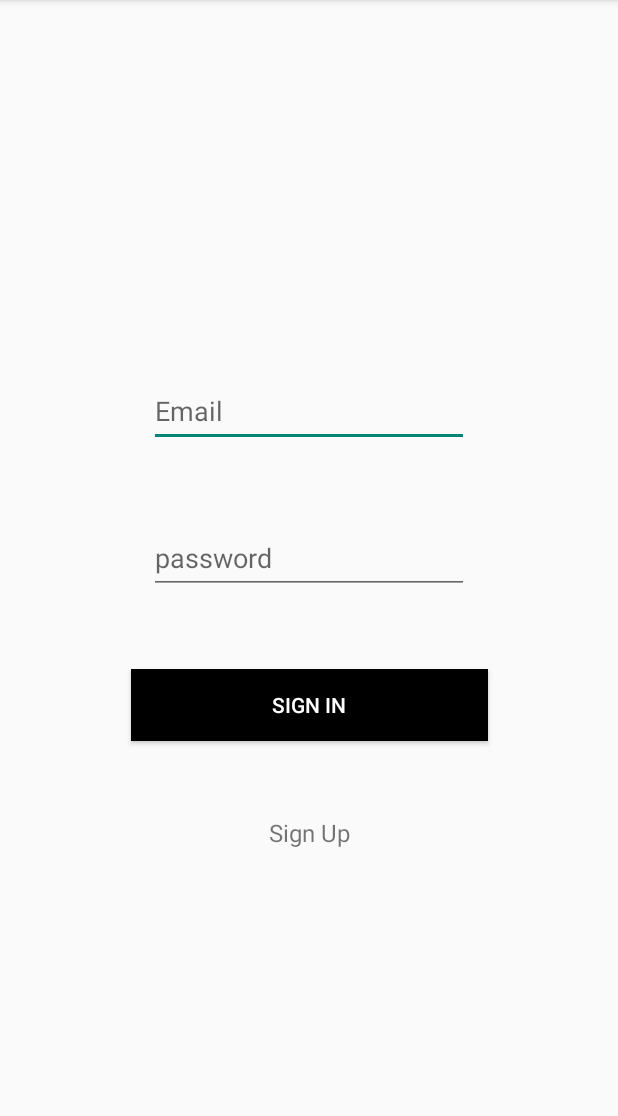
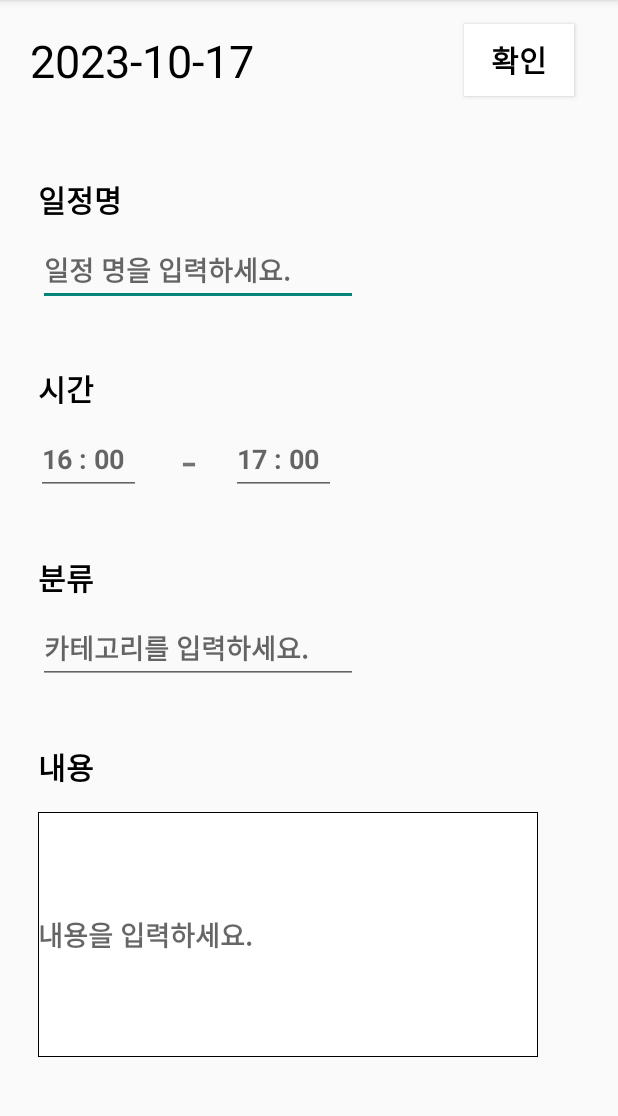
Before and after one commit to Syash22/BuddyTime, an Android app: the screen it shows after launch (login_signin before the commit, add_schedule after it), on a phone screen of 412 x 824 dp, the part 84-1200 px from its top. Run offline under Robolectric (Android 15) with nearby library versions, the phone set to English and light mode, and no system bars; our stand-ins replace Firebase (no records; nobody signed in at launch, a user with empty details on screens opened directly).

Commit message:
feat: Add ability to add a schedule

```diff
--- a/app/build.gradle
+++ b/app/build.gradle
@@ -41,4 +41,5 @@ dependencies {
     implementation("com.google.firebase:firebase-auth-ktx")
     implementation 'com.google.firebase:firebase-analytics'
     implementation("com.google.firebase:firebase-auth")
+    implementation("com.google.firebase:firebase-firestore")
 }
--- a/app/src/main/AndroidManifest.xml
+++ b/app/src/main/AndroidManifest.xml
@@ -13,7 +13,7 @@
         android:theme="@style/Theme.BuddyTIme"
         tools:targetApi="31">
         <activity
-            android:name=".login_signin"
+            android:name=".add_schedule"
             android:exported="true">
             <intent-filter>
                 <action android:name="android.intent.action.MAIN" />
@@ -27,6 +27,7 @@
         </activity>
         <activity android:name=".login_signup"></activity>
         <activity android:name=".MainActivity"/>
+        <activity android:name=".login_signin"/>
     </application>
 
 </manifest>
--- a/app/src/main/java/com/company/buddytime/MainActivity.java
+++ b/app/src/main/java/com/company/buddytime/MainActivity.java
@@ -21,7 +21,7 @@ public class MainActivity extends AppCompatActivity {
         auth = FirebaseAuth.getInstance();
 
         Button logoutButton = findViewById(R.id.logoutbtn);
-
+        Button addschebtn = findViewById(R.id.addSchedule);
         // 로그아웃
         logoutButton.setOnClickListener(new View.OnClickListener() {
             @Override
@@ -33,6 +33,14 @@ public class MainActivity extends AppCompatActivity {
                 auth.signOut();
             }
         });
+        addschebtn.setOnClickListener(new View.OnClickListener() {
+            @Override
+            public void onClick(View v) {
+                // 일정 추가 화면으로 이동
+                Intent intent = new Intent(getApplicationContext(), add_schedule.class);
+                startActivity(intent);
+            }
+        });
     }
 
 }
--- /dev/null
+++ b/app/src/main/java/com/company/buddytime/add_schedule.java
@@ -0,0 +1,169 @@
+package com.company.buddytime;
+
+import static androidx.constraintlayout.helper.widget.MotionEffect.TAG;
+
+import android.app.DatePickerDialog;
+import android.app.TimePickerDialog;
+import android.content.DialogInterface;
+import android.content.Intent;
+import android.os.Bundle;
+import android.util.Log;
+import android.view.View;
+import android.widget.Button;
+import android.widget.DatePicker;
+import android.widget.TextView;
+import android.widget.TimePicker;
+import android.widget.Toast;
+
+import androidx.annotation.NonNull;
+import androidx.appcompat.app.AppCompatActivity;
+
+import com.google.android.gms.tasks.OnFailureListener;
+import com.google.android.gms.tasks.OnSuccessListener;
+import com.google.firebase.auth.FirebaseAuth;
+import com.google.firebase.firestore.DocumentReference;
+import com.google.firebase.firestore.FirebaseFirestore;
+
+import java.text.DateFormat;
+import java.text.ParseException;
+import java.text.SimpleDateFormat;
+import java.util.Calendar;
+import java.util.Date;
+import java.util.HashMap;
+import java.util.Map;
+
+public class add_schedule extends AppCompatActivity {
+    private TextView textView_Date;
+    private TextView textView_Time1, textView_Time2;
+    private DatePickerDialog.OnDateSetListener callbackDate;
+    private int selectedHour;
+    private int selectedMinute;
+
+    TextView title, category, contents;
+    String startTime, endTime;
+
+    String userEnterDate;
+    @Override
+    protected void onCreate(Bundle savedInstanceState) {
+        super.onCreate(savedInstanceState);
+        setContentView(R.layout.add_schedule);
+        FirebaseFirestore db = FirebaseFirestore.getInstance();
+        Button addBtn = (Button) findViewById(R.id.addbtn);
+
+        this.InitializeView();
+        this.InitializeListener();
+
+        addBtn.setOnClickListener(new View.OnClickListener() {
+            @Override
+            public void onClick(View v) {
+
+                try {
+                    title = findViewById(R.id.input_title);
+                    textView_Date = findViewById(R.id.setDate);
+                    startTime = textView_Date.getText().toString() + " " + textView_Time1.getText().toString() + ":00";
+                    endTime = textView_Date.getText().toString() + " " + textView_Time2.getText().toString() + ":00";
+                    category = findViewById(R.id.input_category);
+                    contents = findViewById(R.id.input_contents);
+                    DateFormat dateFormat = new SimpleDateFormat("yyyy-MM-dd HH:mm:ss");
+                    Date userDateTime1 = dateFormat.parse(startTime);
+                    Date userDateTime2 = dateFormat.parse(endTime);
+                    Map<String, Object> schedule = new HashMap<>();
+                    schedule.put("title", title.getText().toString());
+                    schedule.put("time1", userDateTime1);
+                    schedule.put("time2", userDateTime2);
+                    schedule.put("category", category.getText().toString());
+                    schedule.put("contents", contents.getText().toString());
+
+                    db.collection("schedule")
+                            .add(schedule)
+                            .addOnSuccessListener(new OnSuccessListener<DocumentReference>() {
+                                @Override
+                                public void onSuccess(DocumentReference documentReference) {
+                                    Log.d(TAG, "DocumentSnapshot written with ID: " + documentReference.getId());
+                                    Toast.makeText(
+                                            add_schedule.this, "일정이 생성 되었습니다.",
+                                            Toast.LENGTH_SHORT
+                                    ).show();
+                                    finish();
+                                }
+                            })
+                            .addOnFailureListener(new OnFailureListener() {
+                                @Override
+                                public void onFailure(@NonNull Exception e) {
+                                    Log.w(TAG, "Error adding document", e);
+                                    Toast.makeText(
+                                            add_schedule.this, "일정 생성 실패.",
+                                            Toast.LENGTH_SHORT
+                                    ).show();
+                                }
+                            });
+                } catch (ParseException e) {
+                    throw new RuntimeException(e);
+                }
+
+
+
+
+            }
+        });
+    }
+
+    private void InitializeListener() {
+        callbackDate = new DatePickerDialog.OnDateSetListener()
+        {
+            @Override
+            public void onDateSet(DatePicker view, int year, int monthOfYear, int dayOfMonth)
+            {
+                textView_Date.setText(String.format("%04d-%02d-%02d", year, monthOfYear, dayOfMonth));
+            }
+        };
+    }
+
+
+    public void OnClickHandler(View view)
+    {
+        DatePickerDialog dialog = new DatePickerDialog(this, callbackDate, 2023, 10, 17);
+
+        dialog.show();
+    }
+    private void InitializeView() {
+
+        textView_Date = (TextView)findViewById(R.id.setDate);
+        textView_Time1 = (TextView) findViewById(R.id.input_time);
+        textView_Time2 = (TextView) findViewById(R.id.input_time2);
+    }
+
+    public void startTimePick(View view) {
+        final Calendar calendar = Calendar.getInstance();
+        int hour = calendar.get(Calendar.HOUR_OF_DAY);
+        int minute = calendar.get(Calendar.MINUTE);
+
+        TimePickerDialog timePickerDialog = new TimePickerDialog(this,
+                new TimePickerDialog.OnTimeSetListener() {
+                    @Override
+                    public void onTimeSet(TimePicker view, int hourOfDay, int minute) {
+                        selectedHour = hourOfDay;
+                        selectedMinute = minute;
+                        textView_Time1.setText(String.format("%02d:%02d", selectedHour, selectedMinute));
+                    }
+                }, hour, minute, true);
+        timePickerDialog.show();
+    }
+
+    public void endTimePick(View view) {
+        final Calendar calendar = Calendar.getInstance();
+        int hour = calendar.get(Calendar.HOUR_OF_DAY);
+        int minute = calendar.get(Calendar.MINUTE);
+
+        TimePickerDialog timePickerDialog = new TimePickerDialog(this,
+                new TimePickerDialog.OnTimeSetListener() {
+                    @Override
+                    public void onTimeSet(TimePicker view, int hourOfDay, int minute) {
+                        selectedHour = hourOfDay;
+                        selectedMinute = minute;
+                        textView_Time2.setText(String.format("%02d:%02d", selectedHour, selectedMinute));
+                    }
+                }, hour, minute, true);
+        timePickerDialog.show();
+    }
+}
--- /dev/null
+++ b/app/src/main/res/drawable/memo_border.xml
@@ -0,0 +1,22 @@
+<?xml version="1.0" encoding="utf-8"?>
+<layer-list xmlns:android="http://schemas.android.com/apk/res/android">
+
+    <item>
+        <shape android:shape="rectangle">
+            <solid android:color="#000000" />
+        </shape>
+
+    </item>
+
+    <item android:top = "1dp"
+        android:right= "1dp"
+        android:left="1dp"
+        android:bottom="1dp">
+
+        <shape android:shape="rectangle">
+            <solid android:color="#ffffff" />
+        </shape>
+
+    </item>
+
+</layer-list>
--- a/app/src/main/res/layout/activity_main.xml
+++ b/app/src/main/res/layout/activity_main.xml
@@ -25,5 +25,14 @@
         app:layout_constraintEnd_toEndOf="parent"
         app:layout_constraintStart_toStartOf="parent"
         app:layout_constraintTop_toBottomOf="@+id/textView2" />
-
+    <Button
+        android:id="@+id/addSchedule"
+        android:layout_width="wrap_content"
+        android:layout_height="wrap_content"
+        android:layout_marginTop="10dp"
+        android:text="스케줄 추가"
+        app:layout_constraintEnd_toEndOf="parent"
+        app:layout_constraintHorizontal_bias="0.501"
+        app:layout_constraintStart_toStartOf="parent"
+        app:layout_constraintTop_toBottomOf="@+id/logoutbtn" />
 </androidx.constraintlayout.widget.ConstraintLayout>
--- /dev/null
+++ b/app/src/main/res/layout/add_schedule.xml
@@ -0,0 +1,177 @@
+<?xml version="1.0" encoding="utf-8"?>
+<androidx.constraintlayout.widget.ConstraintLayout xmlns:android="http://schemas.android.com/apk/res/android"
+    xmlns:app="http://schemas.android.com/apk/res-auto"
+    xmlns:tools="http://schemas.android.com/tools"
+    android:layout_width="match_parent"
+    android:layout_height="match_parent"
+    tools:layout_editor_absoluteX="-71dp"
+    tools:layout_editor_absoluteY="-1dp">
+
+    <TextView
+        android:id="@+id/setDate"
+        android:layout_width="wrap_content"
+        android:layout_height="48dp"
+        android:layout_marginStart="20dp"
+        android:layout_marginTop="20dp"
+        android:onClick="OnClickHandler"
+        android:text="2023-10-17"
+        android:textColor="#000000"
+        android:textSize="30dp"
+        app:layout_constraintEnd_toEndOf="parent"
+        app:layout_constraintHorizontal_bias="0.0"
+        app:layout_constraintStart_toStartOf="parent"
+        app:layout_constraintTop_toTopOf="parent" />
+
+    <Button
+        android:id="@+id/addbtn"
+        android:layout_width="73dp"
+        android:layout_height="48dp"
+        android:layout_marginStart="140dp"
+        android:layout_marginTop="16dp"
+        android:background="#FFFFFF"
+        android:text="확인"
+        android:textColor="#000000"
+        android:textSize="20sp"
+        android:textStyle="bold"
+        app:layout_constraintStart_toEndOf="@+id/setDate"
+        app:layout_constraintTop_toTopOf="parent" />
+
+    <TextView
+        android:id="@+id/textView4"
+        android:layout_width="wrap_content"
+        android:layout_height="wrap_content"
+        android:layout_marginStart="25dp"
+        android:layout_marginTop="50dp"
+        android:text="일정명"
+        android:textColor="#000000"
+        android:textSize="20dp"
+        android:textStyle="bold"
+        app:layout_constraintStart_toStartOf="parent"
+        app:layout_constraintTop_toBottomOf="@+id/setDate" />
+
+    <TextView
+        android:id="@+id/textView5"
+        android:layout_width="wrap_content"
+        android:layout_height="wrap_content"
+        android:layout_marginStart="25dp"
+        android:layout_marginTop="40dp"
+        android:text="시간"
+        android:textColor="#000000"
+        android:textSize="20dp"
+        android:textStyle="bold"
+        app:layout_constraintStart_toStartOf="parent"
+        app:layout_constraintTop_toBottomOf="@+id/input_title" />
+
+    <TextView
+        android:id="@+id/textView6"
+        android:layout_width="wrap_content"
+        android:layout_height="wrap_content"
+        android:layout_marginStart="25dp"
+        android:layout_marginTop="40dp"
+        android:text="분류"
+        android:textColor="#000000"
+        android:textSize="20dp"
+        android:textStyle="bold"
+        app:layout_constraintStart_toStartOf="parent"
+        app:layout_constraintTop_toBottomOf="@+id/input_time" />
+
+    <TextView
+        android:id="@+id/textView7"
+        android:layout_width="wrap_content"
+        android:layout_height="wrap_content"
+        android:layout_marginStart="25dp"
+        android:layout_marginTop="40dp"
+        android:text="내용"
+        android:textColor="#000000"
+        android:textSize="20dp"
+        android:textStyle="bold"
+        app:layout_constraintStart_toStartOf="parent"
+        app:layout_constraintTop_toBottomOf="@+id/input_category" />
+
+    <EditText
+        android:id="@+id/input_title"
+        android:layout_width="wrap_content"
+        android:layout_height="48dp"
+        android:layout_marginStart="25dp"
+        android:layout_marginTop="8dp"
+        android:ems="10"
+        android:hint="일정 명을 입력하세요."
+        android:inputType="text"
+        android:textColor="#2C2A2A"
+        android:textStyle="bold"
+        app:layout_constraintStart_toStartOf="parent"
+        app:layout_constraintTop_toBottomOf="@+id/textView4" />
+
+    <EditText
+        android:id="@+id/input_time"
+        android:layout_width="70dp"
+        android:layout_height="48dp"
+        android:layout_marginStart="24dp"
+        android:layout_marginTop="8dp"
+        android:ems="10"
+        android:hint="16 : 00"
+        android:inputType="text"
+        android:onClick="startTimePick"
+        android:textColor="#2C2A2A"
+        android:textStyle="bold"
+        app:layout_constraintStart_toStartOf="parent"
+        app:layout_constraintTop_toBottomOf="@+id/textView5" />
+
+    <EditText
+        android:id="@+id/input_time2"
+        android:layout_width="70dp"
+        android:layout_height="48dp"
+        android:layout_marginStart="60dp"
+        android:layout_marginTop="8dp"
+        android:ems="10"
+        android:hint="17 : 00"
+        android:inputType="text"
+        android:onClick="endTimePick"
+        android:textColor="#2C2A2A"
+        android:textStyle="bold"
+        app:layout_constraintStart_toEndOf="@+id/input_time"
+        app:layout_constraintTop_toBottomOf="@+id/textView5" />
+
+    <EditText
+        android:id="@+id/input_category"
+        android:layout_width="wrap_content"
+        android:layout_height="48dp"
+        android:layout_marginStart="25dp"
+        android:layout_marginTop="8dp"
+        android:ems="10"
+        android:hint="카테고리를 입력하세요."
+        android:inputType="text"
+        android:textColor="#2C2A2A"
+        android:textStyle="bold"
+        app:layout_constraintStart_toStartOf="parent"
+        app:layout_constraintTop_toBottomOf="@+id/textView6" />
+
+    <EditText
+        android:id="@+id/input_contents"
+        android:layout_width="333dp"
+        android:layout_height="163dp"
+        android:layout_marginStart="25dp"
+        android:layout_marginTop="15dp"
+        android:background="@drawable/memo_border"
+        android:ems="10"
+        android:hint="내용을 입력하세요."
+        android:inputType="text"
+        android:textColor="#2C2A2A"
+        android:textStyle="bold"
+        app:layout_constraintStart_toStartOf="parent"
+        app:layout_constraintTop_toBottomOf="@+id/textView7" />
+
+    <TextView
+        android:id="@+id/textView3"
+        android:layout_width="wrap_content"
+        android:layout_height="wrap_content"
+        android:layout_marginStart="-2dp"
+        android:layout_marginTop="80dp"
+        android:text="-"
+        android:textSize="34dp"
+        app:layout_constraintEnd_toStartOf="@+id/input_time2"
+        app:layout_constraintHorizontal_bias="0.555"
+        app:layout_constraintStart_toEndOf="@+id/input_time"
+        app:layout_constraintTop_toBottomOf="@+id/input_title" />
+
+</androidx.constraintlayout.widget.ConstraintLayout>
```
